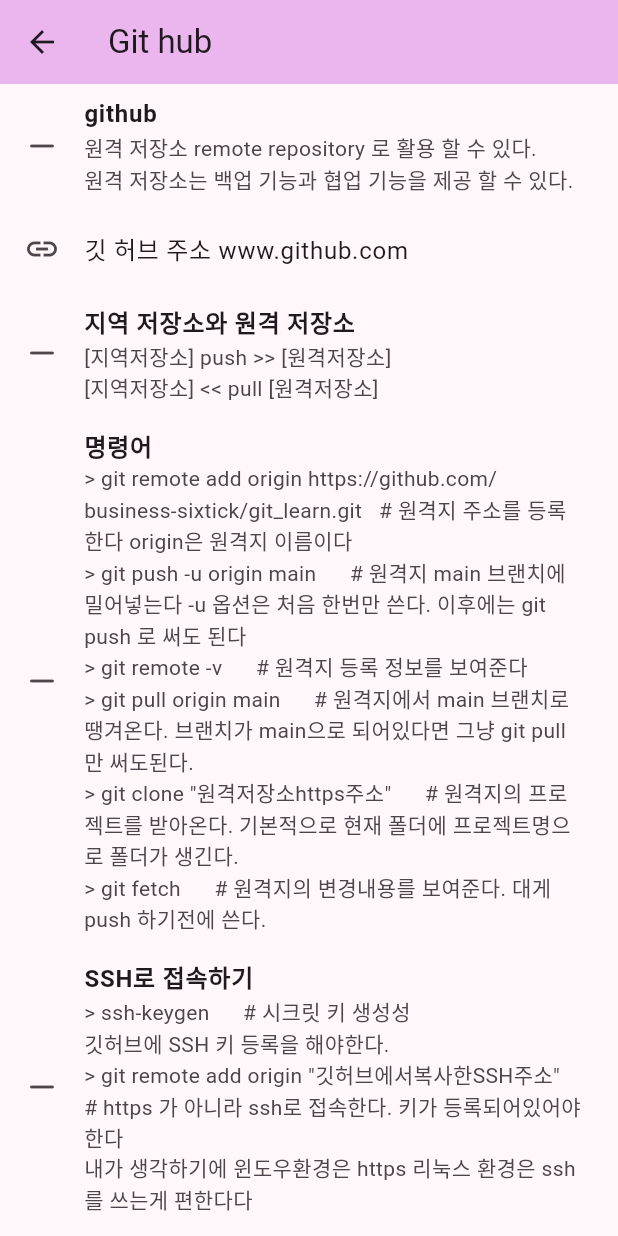
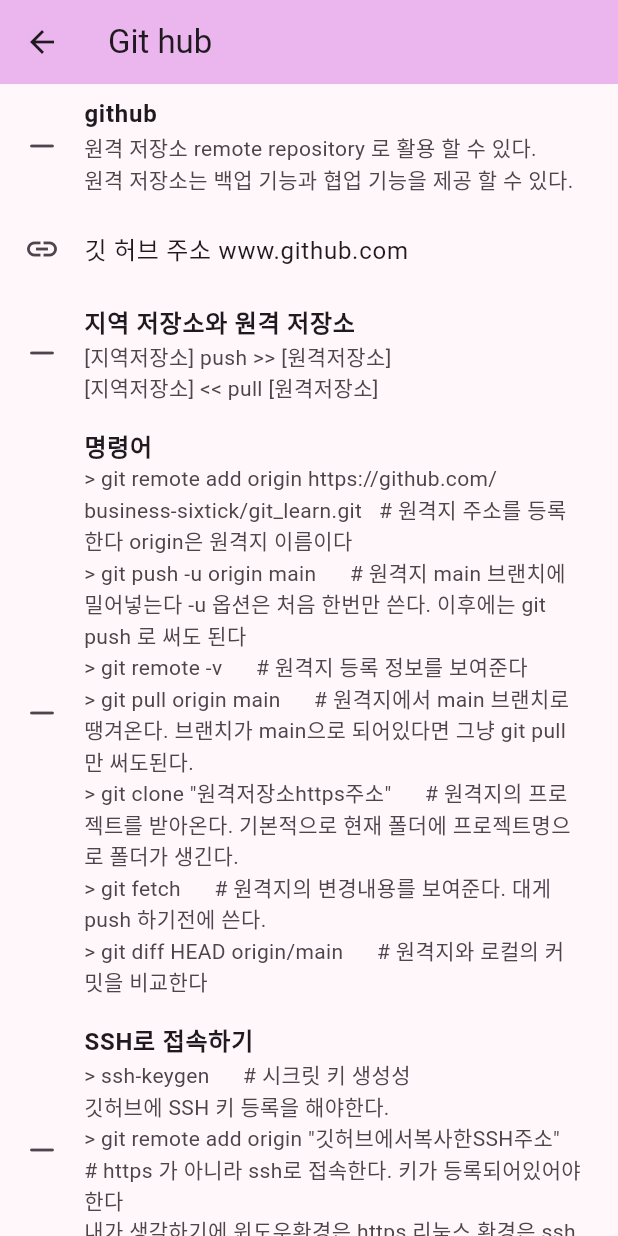
Before and after one commit to business-sixtick/git_learn, a Flutter app: the screen it shows after launch, in the side drawer, after a tap on "Git Hub", on a phone screen of 412 x 824 dp. Run offline on Flutter 3.47's test engine with Material 3 defaults, Android fonts, the light colour scheme and no system bars; our stand-ins replace flutter_riverpod; missing offline and left inert: window_size.

Commit message:
diff 테스트트

```diff
--- a/lib/widgets/git_hub_page.dart
+++ b/lib/widgets/git_hub_page.dart
@@ -52,6 +52,7 @@
               '\r\n> git pull origin main      # 원격지에서 main 브랜치로 땡겨온다. 브랜치가 main으로 되어있다면 그냥 git pull만 써도된다.'
               '\r\n> git clone "원격저장소https주소"      # 원격지의 프로젝트를 받아온다. 기본적으로 현재 폴더에 프로젝트명으로 폴더가 생긴다.'
               '\r\n> git fetch      # 원격지의 변경내용를 보여준다. 대게 push 하기전에 쓴다.'
+              '\r\n> git diff HEAD origin/main      # 원격지와 로컬의 커밋을 비교한다'
               ),
             ),
             const ListTile(
```
